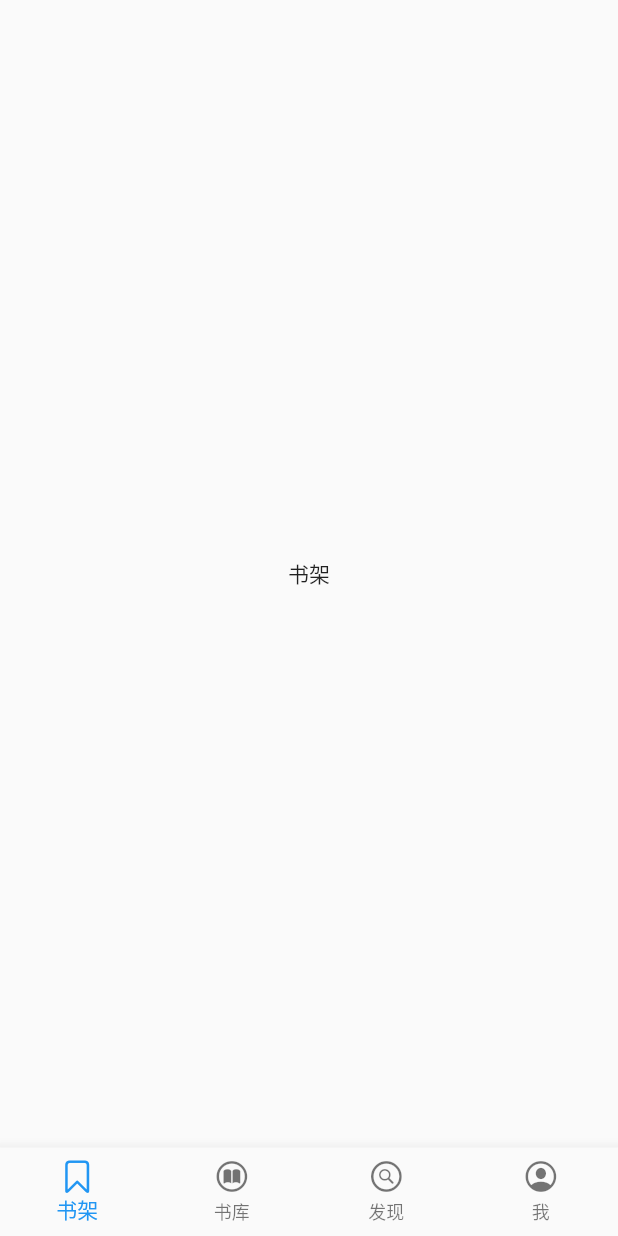
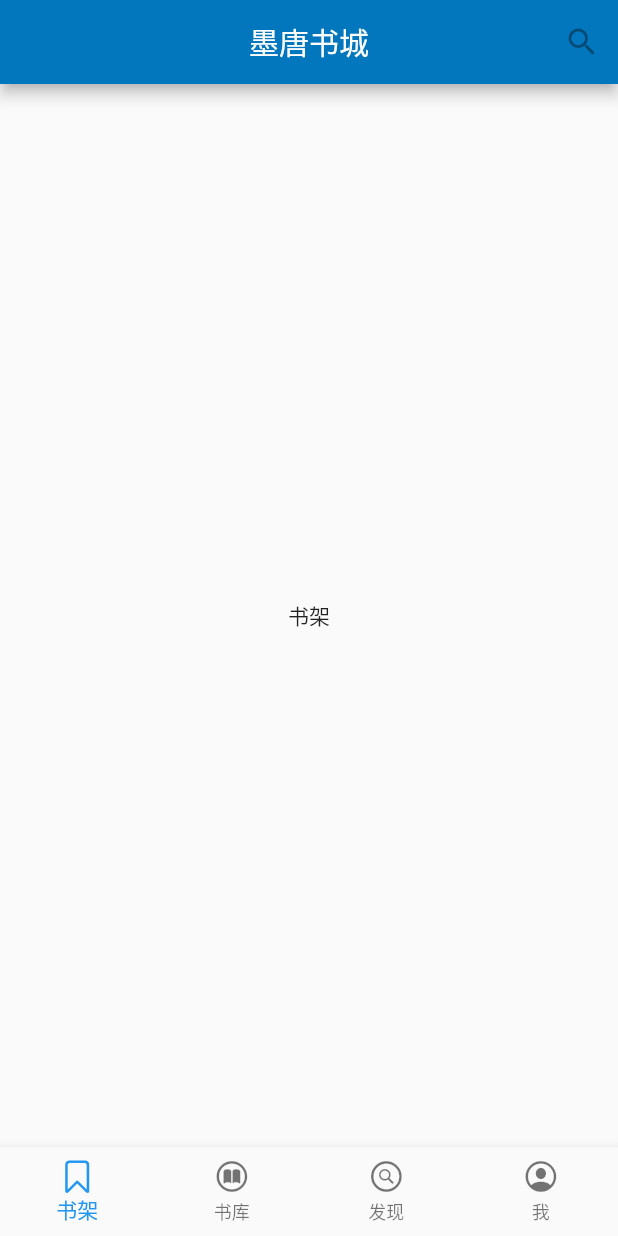
Before and after one commit to motangbook/motang_app, a Flutter app: the screen it shows after launch, on a phone screen of 412 x 824 dp. Run offline on Flutter 3.47's test engine with Material 2 defaults, Android fonts, the phone set to English and light mode, and no system bars; our stand-ins replace dio, flutter_screenutil, flutter_swiper.

```diff
--- a/lib/pages/home_page.dart
+++ b/lib/pages/home_page.dart
@@ -56,6 +56,13 @@ class _HomePageState extends State<HomePage> {
     // 初始化 屏幕适配  后面不用初始化了
     ScreenUtil.instance = ScreenUtil(width: 750, height: 1334)..init(context);
     return new Scaffold(
+      appBar: new AppBar(
+        title: new Text("墨唐书城"),
+        centerTitle: true,
+        actions: <Widget>[
+          IconButton(icon: new Icon(Icons.search), onPressed: null)
+        ],
+      ),
       bottomNavigationBar: new BottomNavigationBar(
         type: BottomNavigationBarType.fixed,
         currentIndex: currentIndex,
```
